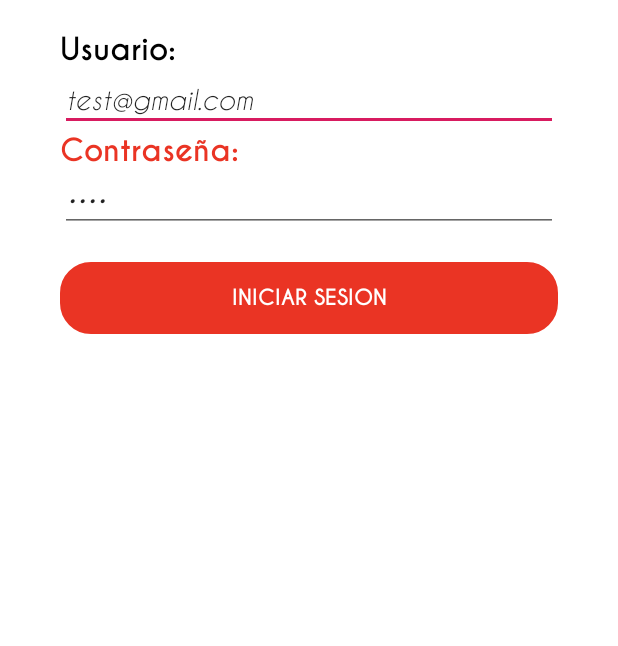
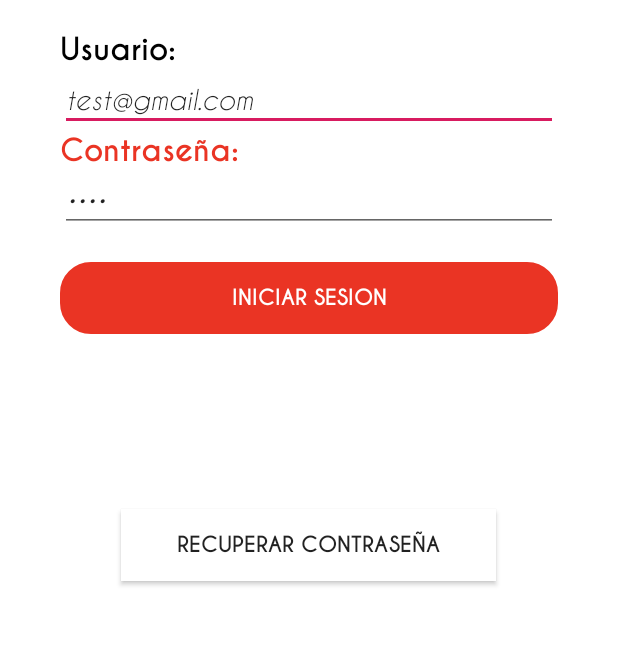
Before and after one commit to Dagnos/PeruMotor, an Android app: the layout login_layout.xml on its own in the app's theme, with its tools: preview values and no code run, on a phone screen of 412 x 824 dp, the part 480-1126 px from its top. Run offline under Robolectric (Android 15) with nearby library versions, the phone set to English and light mode, and no system bars.

```diff
--- a/app/src/main/AndroidManifest.xml
+++ b/app/src/main/AndroidManifest.xml
@@ -17,6 +17,7 @@
         android:roundIcon="@mipmap/ic_launcher_round"
         android:supportsRtl="true"
         android:theme="@style/AppTheme">
+        <activity android:name=".AdminActivity"></activity>
         <activity
             android:name=".Views.MainActivity"
             android:screenOrientation="landscape" />
--- a/app/src/main/res/layout/login_layout.xml
+++ b/app/src/main/res/layout/login_layout.xml
@@ -68,5 +68,22 @@
         android:layout_height="wrap_content" />
 
 
+    <LinearLayout
+        android:layout_width="match_parent"
+        android:layout_height="wrap_content"
+        android:layout_weight="1"
+        android:gravity="center">
+
+        <Button
+            android:layout_width="250dp"
+            android:layout_height="wrap_content"
+
+            android:background="#ffffff"
+            android:fontFamily="@font/caviardreamsbold"
+            android:text="Recuperar Contraseña" />
+    </LinearLayout>
+
+
+
 
 </LinearLayout>
```
Also changed, not shown: app/src/main/java/com/example/prueba/AdminActivity.java (added, +14 -0 lines), app/src/main/java/com/example/prueba/Views/FormularioOTActivity.java (+11 -0 lines), app/src/main/res/layout/admin_layout.xml (added, +14 -0 lines).
